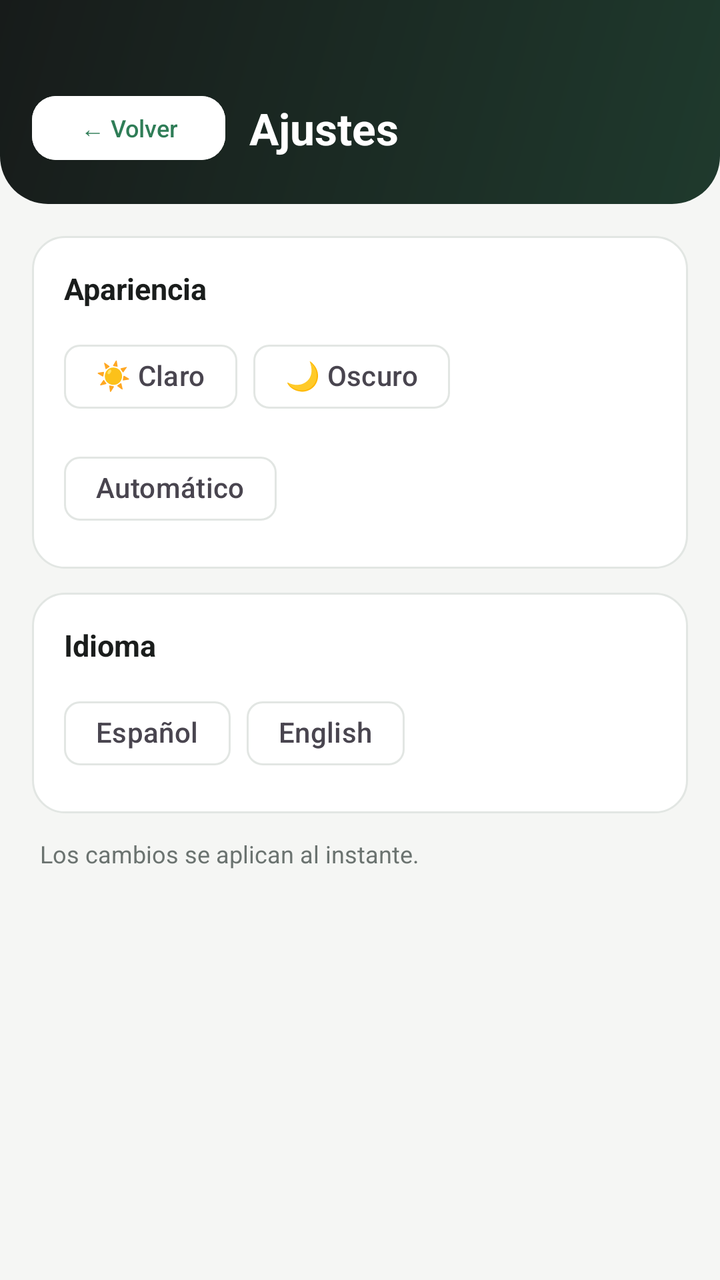
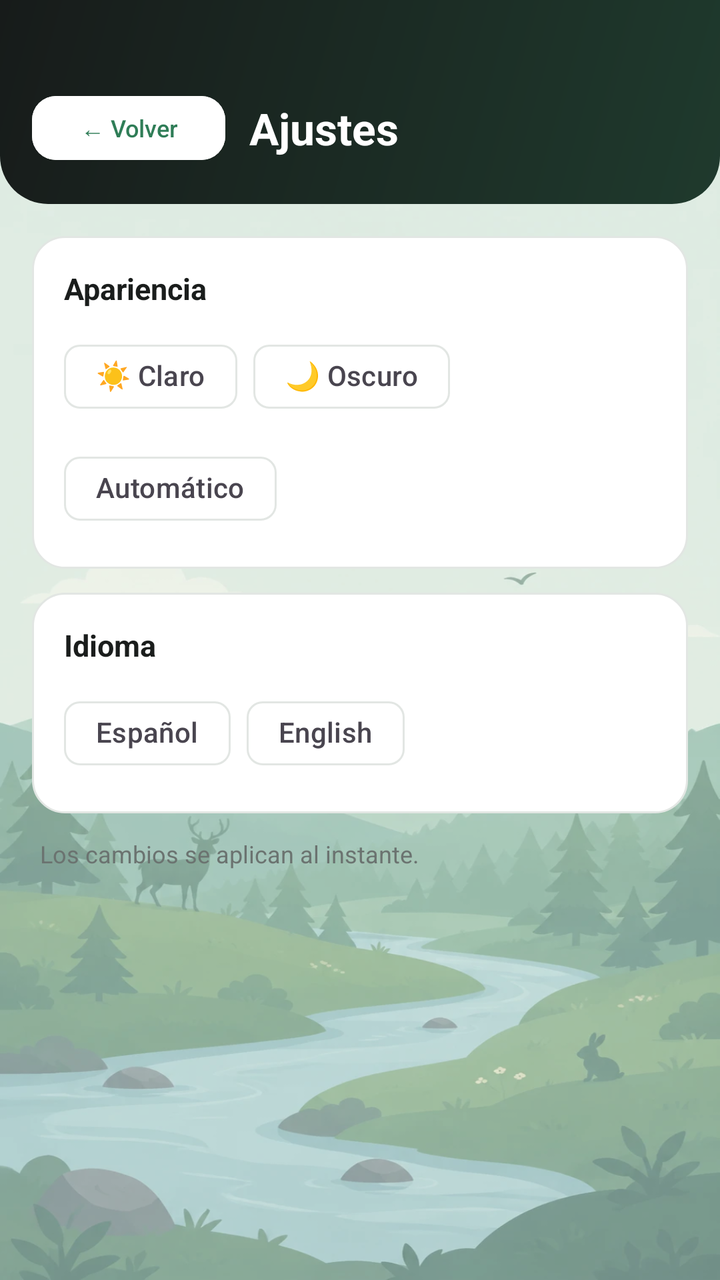

Screens rendered from an Android XML layout before and after an edit, with the pre-edit source and the edit as a unified diff.
<!-- AndroidManifest.xml: application theme Theme.RunGuide -->
<!-- res/layout/activity_ajustes.xml -->
<?xml version="1.0" encoding="utf-8"?>
<LinearLayout xmlns:android="http://schemas.android.com/apk/res/android"
    xmlns:app="http://schemas.android.com/apk/res-auto"
    android:layout_width="match_parent"
    android:layout_height="match_parent"
    android:orientation="vertical"
    android:background="@color/fondo_app">

    
    <LinearLayout
        android:layout_width="match_parent"
        android:layout_height="wrap_content"
        android:orientation="horizontal"
        android:background="@drawable/bg_header"
        android:paddingTop="44dp"
        android:paddingBottom="18dp"
        android:paddingStart="16dp"
        android:paddingEnd="16dp"
        android:gravity="center_vertical">

        <Button
            android:id="@+id/btnVolverAjustes"
            android:layout_width="wrap_content"
            android:layout_height="40dp"
            android:text="@string/volver"
            android:textSize="12sp"
            android:backgroundTint="#FFFFFF"
            android:textColor="@color/verde_primario"
            android:layout_marginEnd="12dp" />

        <TextView
            android:layout_width="0dp"
            android:layout_weight="1"
            android:layout_height="wrap_content"
            android:text="@string/ajustes"
            android:textSize="22sp"
            android:textStyle="bold"
            android:textColor="#FFFFFF" />
    </LinearLayout>

    <LinearLayout
        android:layout_width="match_parent"
        android:layout_height="wrap_content"
        android:orientation="vertical"
        android:padding="16dp">

        
        <LinearLayout
            android:layout_width="match_parent"
            android:layout_height="wrap_content"
            android:orientation="vertical"
            android:background="@drawable/bg_card"
            android:padding="16dp">

            <TextView
                android:layout_width="wrap_content"
                android:layout_height="wrap_content"
                android:text="@string/apariencia"
                android:textSize="15sp"
                android:textStyle="bold"
                android:textColor="@color/texto_principal"
                android:layout_marginBottom="10dp" />

            <com.google.android.material.chip.ChipGroup
                android:id="@+id/chipsTema"
                android:layout_width="match_parent"
                android:layout_height="wrap_content"
                app:singleSelection="true"
                app:selectionRequired="true">

                <com.google.android.material.chip.Chip
                    android:id="@+id/chipTemaClaro"
                    style="@style/Widget.Material3.Chip.Filter"
                    android:layout_width="wrap_content"
                    android:layout_height="wrap_content"
                    android:text="@string/tema_claro" />

                <com.google.android.material.chip.Chip
                    android:id="@+id/chipTemaOscuro"
                    style="@style/Widget.Material3.Chip.Filter"
                    android:layout_width="wrap_content"
                    android:layout_height="wrap_content"
                    android:text="@string/tema_oscuro" />

                <com.google.android.material.chip.Chip
                    android:id="@+id/chipTemaAuto"
                    style="@style/Widget.Material3.Chip.Filter"
                    android:layout_width="wrap_content"
                    android:layout_height="wrap_content"
                    android:text="@string/tema_auto" />
            </com.google.android.material.chip.ChipGroup>
        </LinearLayout>

        
        <LinearLayout
            android:layout_width="match_parent"
            android:layout_height="wrap_content"
            android:orientation="vertical"
            android:background="@drawable/bg_card"
            android:padding="16dp"
            android:layout_marginTop="12dp">

            <TextView
                android:layout_width="wrap_content"
                android:layout_height="wrap_content"
                android:text="@string/idioma"
                android:textSize="15sp"
                android:textStyle="bold"
                android:textColor="@color/texto_principal"
                android:layout_marginBottom="10dp" />

            <com.google.android.material.chip.ChipGroup
                android:id="@+id/chipsIdioma"
                android:layout_width="match_parent"
                android:layout_height="wrap_content"
                app:singleSelection="true"
                app:selectionRequired="true">

                <com.google.android.material.chip.Chip
                    android:id="@+id/chipIdiomaEs"
                    style="@style/Widget.Material3.Chip.Filter"
                    android:layout_width="wrap_content"
                    android:layout_height="wrap_content"
                    android:text="@string/idioma_es" />

                <com.google.android.material.chip.Chip
                    android:id="@+id/chipIdiomaEn"
                    style="@style/Widget.Material3.Chip.Filter"
                    android:layout_width="wrap_content"
                    android:layout_height="wrap_content"
                    android:text="@string/idioma_en" />
            </com.google.android.material.chip.ChipGroup>
        </LinearLayout>

        <TextView
            android:layout_width="wrap_content"
            android:layout_height="wrap_content"
            android:text="@string/ajustes_nota"
            android:textSize="12sp"
            android:textColor="@color/texto_secundario"
            android:layout_marginTop="12dp"
            android:layout_marginStart="4dp" />
    </LinearLayout>

</LinearLayout>
<!-- resources referenced by this layout -->
<resources>
  <color name="fondo_app">#F5F6F4</color>
  <color name="texto_principal">#1A1D1C</color>
  <color name="texto_secundario">#6B7370</color>
  <color name="verde_primario">#2F7D57</color>
  <!-- drawable bg_card (drawable) -->
  <?xml version="1.0" encoding="utf-8"?>
  <shape xmlns:android="http://schemas.android.com/apk/res/android" android:shape="rectangle">
      <solid android:color="@color/superficie" />
      <stroke android:width="1dp" android:color="@color/borde" />
      <corners android:radius="16dp" />
  </shape>
  <string name="ajustes">Ajustes</string>
  <string name="ajustes_nota">Los cambios se aplican al instante.</string>
  <string name="apariencia">Apariencia</string>
  <string name="idioma">Idioma</string>
  <string name="idioma_en">English</string>
  <string name="idioma_es">Español</string>
  <string name="tema_auto">Automático</string>
  <string name="tema_claro">☀️ Claro</string>
  <string name="tema_oscuro">🌙 Oscuro</string>
  <string name="volver">← Volver</string>
  <style name="Theme.RunGuide" parent="Base.Theme.RunGuide" />
  <color name="superficie">#FFFFFF</color>
  <color name="borde">#E2E6E3</color>
  <style name="Base.Theme.RunGuide" parent="Theme.Material3.DayNight.NoActionBar">
          <item name="colorPrimary">@color/verde_primario</item>
          <item name="colorOnPrimary">@color/white</item>
          <item name="colorPrimaryContainer">@color/verde_claro</item>
          <item name="colorOnPrimaryContainer">@color/verde_oscuro</item>
          <item name="colorSecondary">@color/amarillo</item>
          <item name="colorOnSecondary">@color/negro_carbon</item>
          <item name="colorSecondaryContainer">@color/amarillo_claro</item>
          <item name="colorOnSecondaryContainer">@color/amarillo_texto</item>
          <item name="colorOutline">@color/borde</item>
          <item name="colorSurface">@color/superficie</item>
          <item name="colorOnSurface">@color/texto_principal</item>
          <item name="android:colorBackground">@color/fondo_app</item>
          <item name="android:textColorPrimary">@color/texto_principal</item>
          <item name="android:textColorSecondary">@color/texto_secundario</item>
          <item name="android:statusBarColor">@color/negro_carbon</item>
          <item name="android:windowLightStatusBar">false</item>
          <item name="materialButtonStyle">@style/Widget.RunGuide.Button</item>
          <item name="shapeAppearanceSmallComponent">@style/ShapeAppearance.RunGuide.Small</item>
          <item name="shapeAppearanceMediumComponent">@style/ShapeAppearance.RunGuide.Medium</item>
      </style>
  <color name="white">#FFFFFFFF</color>
  <color name="verde_claro">#E7F0EA</color>
  <color name="verde_oscuro">#1F5A3F</color>
  <color name="amarillo">#E8B93C</color>
  <color name="negro_carbon">#171B1A</color>
  <color name="amarillo_claro">#FAF1D6</color>
  <color name="amarillo_texto">#6B5200</color>
  <style name="ShapeAppearance.RunGuide.Small" parent="ShapeAppearance.Material3.SmallComponent">
          <item name="cornerFamily">rounded</item>
          <item name="cornerSize">12dp</item>
      </style>
  <style name="ShapeAppearance.RunGuide.Medium" parent="ShapeAppearance.Material3.MediumComponent">
          <item name="cornerFamily">rounded</item>
          <item name="cornerSize">18dp</item>
      </style>
  <!-- unchanged entries left out for length: 2 -->
</resources>

<!-- the commit's change to res/layout/activity_ajustes.xml (unified diff, before → after) -->
@@ -4,7 +4,7 @@
     android:layout_width="match_parent"
     android:layout_height="match_parent"
     android:orientation="vertical"
-    android:background="@color/fondo_app">
+    android:background="@android:color/transparent">
 
     
     <LinearLayout
<!-- resource entries referenced after the edit -->
@@ -1,6 +1,21 @@
 <!-- resources referenced by this layout -->
 <resources>
   <color name="fondo_app">#F5F6F4</color>
+  <!-- drawable fondo_app (drawable) -->
+  <?xml version="1.0" encoding="utf-8"?>
+  <layer-list xmlns:android="http://schemas.android.com/apk/res/android">
+      <item android:drawable="@color/fondo_app" />
+      <item>
+          <bitmap
+              android:src="@drawable/fondo_paisaje"
+              android:gravity="fill" />
+      </item>
+      <item>
+          <shape android:shape="rectangle">
+              <solid android:color="@color/velo_fondo" />
+          </shape>
+      </item>
+  </layer-list>
   <color name="texto_principal">#1A1D1C</color>
   <color name="texto_secundario">#6B7370</color>
   <color name="verde_primario">#2F7D57</color>
@@ -37,6 +52,7 @@
           <item name="colorSurface">@color/superficie</item>
           <item name="colorOnSurface">@color/texto_principal</item>
           <item name="android:colorBackground">@color/fondo_app</item>
+          <item name="android:windowBackground">@drawable/fondo_app</item>
           <item name="android:textColorPrimary">@color/texto_principal</item>
           <item name="android:textColorSecondary">@color/texto_secundario</item>
           <item name="android:statusBarColor">@color/negro_carbon</item>
@@ -60,6 +76,8 @@
           <item name="cornerFamily">rounded</item>
           <item name="cornerSize">18dp</item>
       </style>
+  <!-- drawable fondo_paisaje: webp bitmap (drawable-nodpi, 37966 bytes) -->
+  <color name="velo_fondo">#4DF5F6F4</color>
   <!-- unchanged entries left out for length: 2 -->
 </resources>
 
